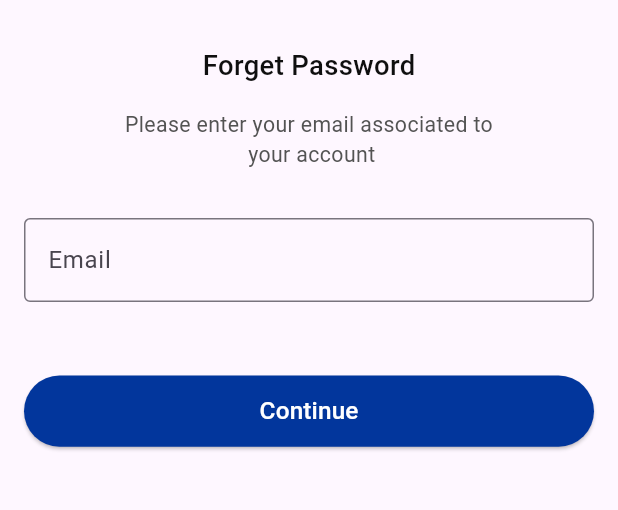
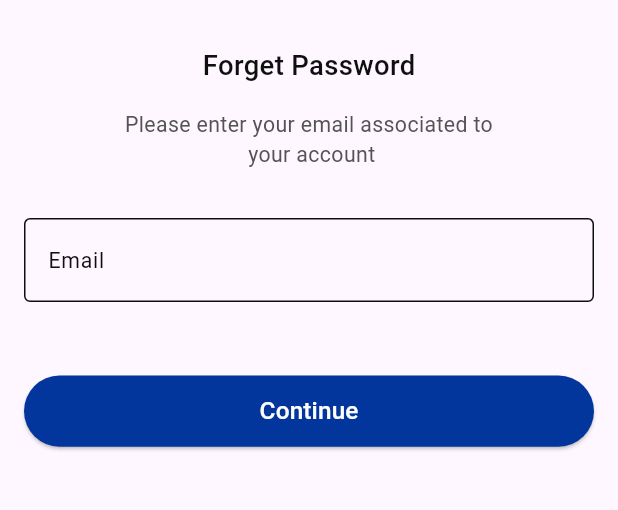
Before and after one commit to MuhamedUssama/Online-Exam-App, a Flutter app: the screen it shows after launch, on a phone screen of 412 x 824 dp, the part 62-572 px from its top. Run offline on Flutter 3.47's test engine with Material 3 defaults, Android fonts, the phone set to English and light mode, and no system bars; our stand-ins replace connectivity_plus, dio, equatable, flutter_bloc, flutter_screenutil, flutter_secure_storage and 4 more.

Commit message:
Added new TextStyle, updated CustomFormFiled widget with new styles and cursor color, and updated ForgetPasswordViewModel with loading state emission

```diff
--- a/lib/config/theme/test_style.dart
+++ b/lib/config/theme/test_style.dart
@@ -119,4 +119,10 @@ abstract class TextStyles {
     fontSize: 14.sp,
     fontWeight: FontWeight.w400,
   );
+
+  static TextStyle font14BaseBlackRegular = TextStyle(
+    color: ColorsManager.baseBlack,
+    fontSize: 14.sp,
+    fontWeight: FontWeight.w400,
+  );
 }
--- a/lib/core/widgets/custom_form_field.dart
+++ b/lib/core/widgets/custom_form_field.dart
@@ -41,17 +41,27 @@ class CustomFormFiled extends StatelessWidget {
       obscureText: secureText,
       keyboardType: keyboardType,
       style: style,
+      cursorColor: ColorsManager.baseBlack,
       decoration: InputDecoration(
         suffixIcon: suffixIcon,
         suffixIconColor: ColorsManager.grey,
         hintText: hintText,
         hintStyle: TextStyles.font14PlaceHolderRegular,
         labelText: labelText,
+        labelStyle: TextStyles.font14BaseBlackRegular,
         errorBorder: const OutlineInputBorder(
             borderSide: BorderSide(color: ColorsManager.errorColor)),
         focusedErrorBorder: const OutlineInputBorder(
             borderSide: BorderSide(color: ColorsManager.errorColor)),
-        border: const OutlineInputBorder(borderSide: BorderSide(width: 2)),
+        border: const OutlineInputBorder(
+          borderSide: BorderSide(color: ColorsManager.baseBlack),
+        ),
+        enabledBorder: const OutlineInputBorder(
+          borderSide: BorderSide(color: ColorsManager.baseBlack),
+        ),
+        focusedBorder: const OutlineInputBorder(
+          borderSide: BorderSide(color: ColorsManager.baseBlack),
+        ),
       ),
     );
   }
--- a/lib/features/forget_password/presentation/view_models/forget_password_view_model/forget_password_view_model.dart
+++ b/lib/features/forget_password/presentation/view_models/forget_password_view_model/forget_password_view_model.dart
@@ -29,9 +29,9 @@ class ForgetPasswordViewModel extends Cubit<ForgetPasswordStates> {
   }
 
   Future<void> _forgetPassword() async {
-    emit(ForgetPasswordLoadingState('Loading..'));
+    if (formKey.currentState?.validate() == true) {
+      emit(ForgetPasswordLoadingState('Loading..'));
 
-    if (formKey.currentState?.validate() == true) {
       final result = await usecase.invoke(emailController.text);
 
       SharedPreferencesHelper.saveData(
```
